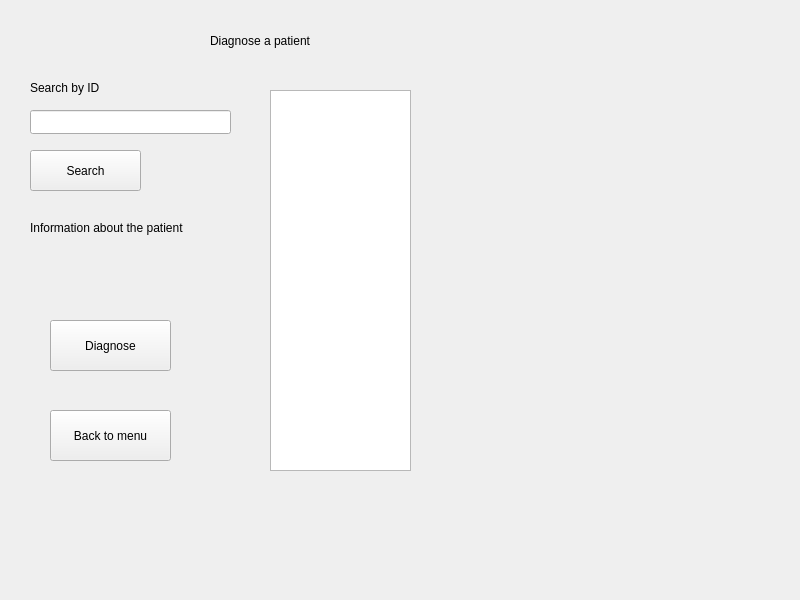
Old version of the form asd/diagnosis.ui in the repository rkishibe/diaggaze.
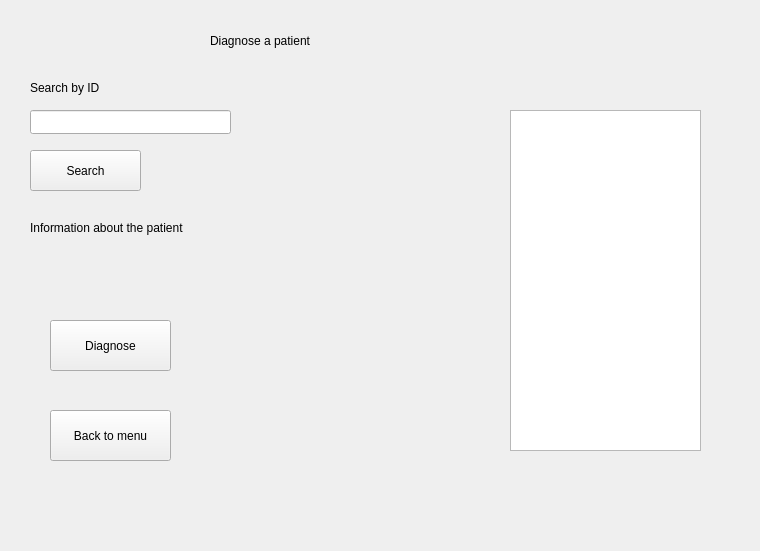
New version of the form.

Commit message: menu screen almost done

Diff of the .ui file:
```diff
--- a/asd/diagnosis.ui
+++ b/asd/diagnosis.ui
@@ -6,8 +6,8 @@
    <rect>
     <x>0</x>
     <y>0</y>
-    <width>800</width>
-    <height>600</height>
+    <width>760</width>
+    <height>551</height>
    </rect>
   </property>
   <property name="windowTitle">
@@ -78,10 +78,10 @@
   <widget class="QTableWidget" name="table_widget">
    <property name="geometry">
     <rect>
-     <x>270</x>
-     <y>90</y>
-     <width>141</width>
-     <height>381</height>
+     <x>510</x>
+     <y>110</y>
+     <width>191</width>
+     <height>341</height>
     </rect>
    </property>
   </widget>
```
Left out of the diff: 2 changed lines with no effect on the pictures. The commit also changes 7 other files.
